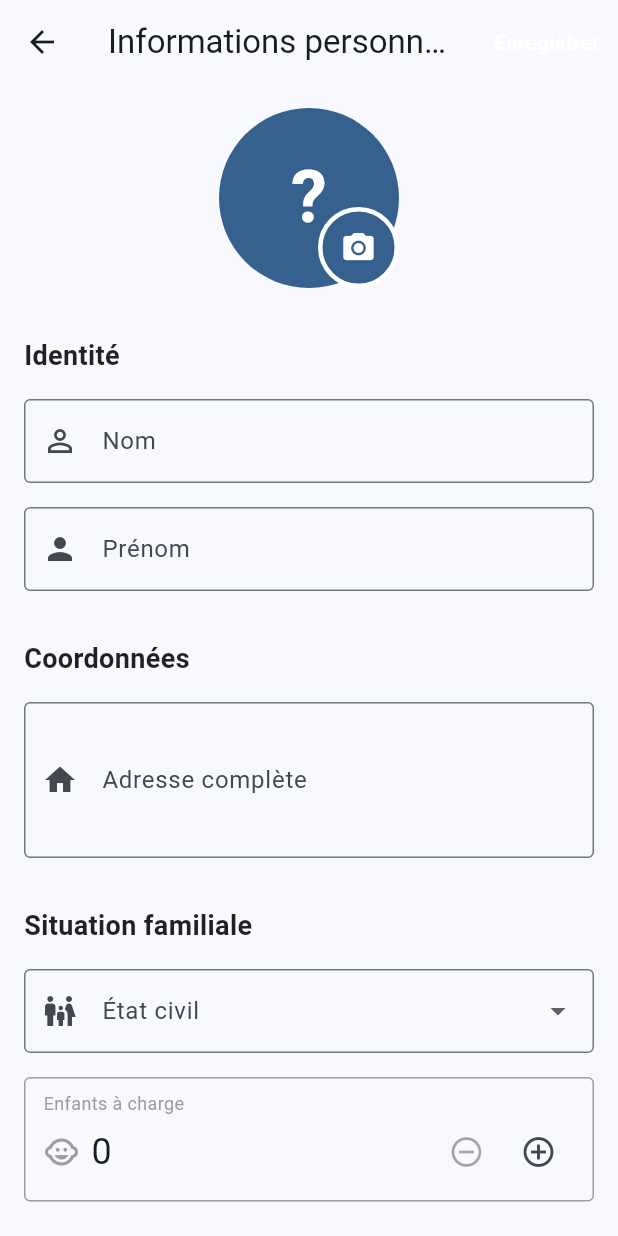
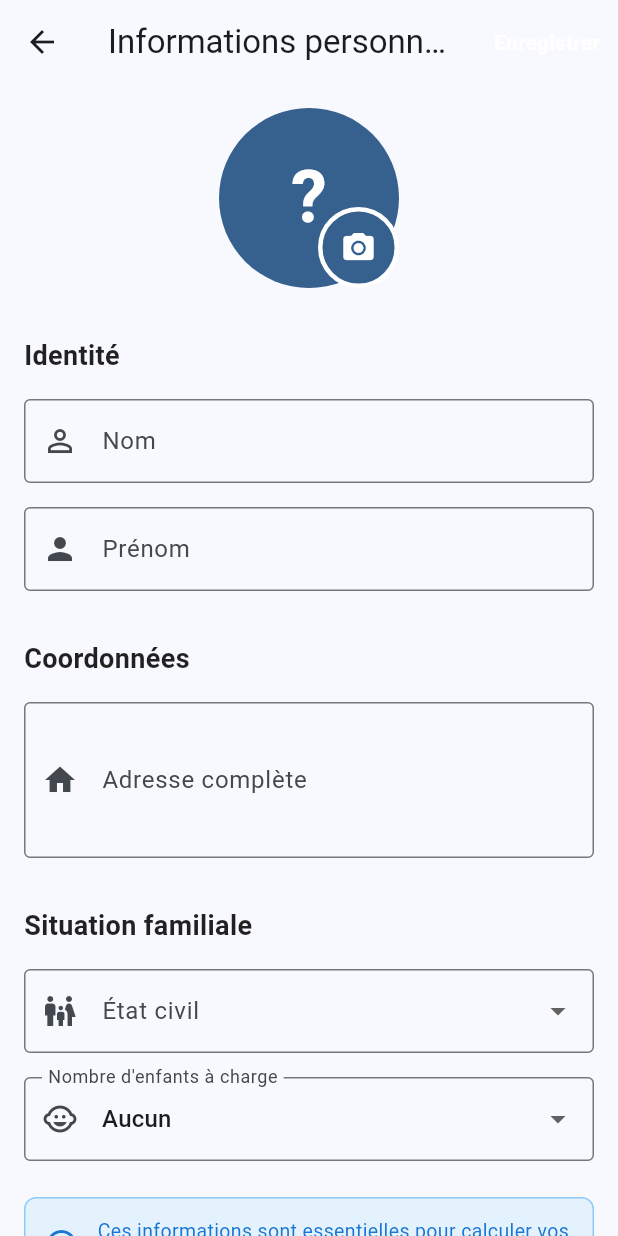
Before and after one commit to ShakaTry/job_cost, a Flutter app: the PersonalInfoScreen screen opened directly with empty values, on a phone screen of 412 x 824 dp. Run offline on Flutter 3.47's test engine with Material 3 defaults, Android fonts, the light colour scheme and no system bars.

Commit message:
Unify form fields with dropdown for children count
- Replace children counter (+/- buttons) with dropdown menu
- Consistent UI with marital status dropdown
- Options from 0 (Aucun) to 10 children
- Better form uniformity and user experience

```diff
--- a/lib/screens/personal_info_screen.dart
+++ b/lib/screens/personal_info_screen.dart
@@ -208,61 +208,26 @@
                 },
               ),
               const SizedBox(height: 16),
-              Container(
-                decoration: BoxDecoration(
-                  border: Border.all(color: Colors.grey),
-                  borderRadius: BorderRadius.circular(4),
+              DropdownButtonFormField<int>(
+                value: _dependentChildren,
+                decoration: const InputDecoration(
+                  labelText: 'Nombre d\'enfants à charge',
+                  border: OutlineInputBorder(),
+                  prefixIcon: Icon(Icons.child_care),
                 ),
-                padding: const EdgeInsets.symmetric(horizontal: 12, vertical: 8),
-                child: Column(
-                  crossAxisAlignment: CrossAxisAlignment.start,
-                  children: [
-                    const Text(
-                      'Enfants à charge',
-                      style: TextStyle(
-                        fontSize: 12,
-                        color: Colors.grey,
-                      ),
-                    ),
-                    Row(
-                      mainAxisAlignment: MainAxisAlignment.spaceBetween,
-                      children: [
-                        Row(
-                          children: [
-                            const Icon(Icons.child_care, color: Colors.grey),
-                            const SizedBox(width: 8),
-                            Text(
-                              '$_dependentChildren',
-                              style: Theme.of(context).textTheme.headlineSmall,
-                            ),
-                          ],
-                        ),
-                        Row(
-                          children: [
-                            IconButton(
-                              icon: const Icon(Icons.remove_circle_outline),
-                              onPressed: _dependentChildren > 0
-                                  ? () {
-                                      setState(() {
-                                        _dependentChildren--;
-                                      });
-                                    }
-                                  : null,
-                            ),
-                            IconButton(
-                              icon: const Icon(Icons.add_circle_outline),
-                              onPressed: () {
-                                setState(() {
-                                  _dependentChildren++;
-                                });
-                              },
-                            ),
-                          ],
-                        ),
-                      ],
-                    ),
-                  ],
-                ),
+                items: List.generate(11, (index) => index).map((int value) {
+                  return DropdownMenuItem<int>(
+                    value: value,
+                    child: Text(value == 0 ? 'Aucun' : '$value'),
+                  );
+                }).toList(),
+                onChanged: (int? newValue) {
+                  if (newValue != null) {
+                    setState(() {
+                      _dependentChildren = newValue;
+                    });
+                  }
+                },
               ),
 
               const SizedBox(height: 24),
```
